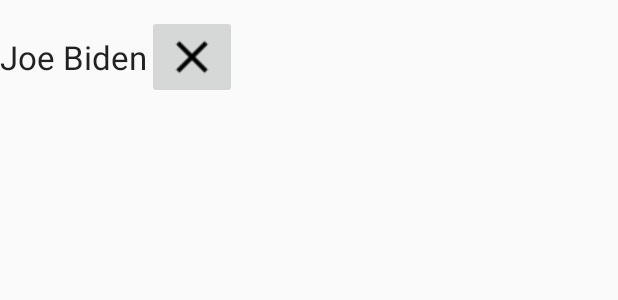
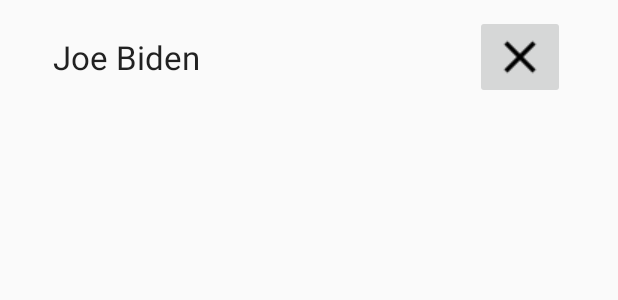
Before and after one commit to hatim-khan/budget-buddy, an Android app: the layout activity_edit_group_row_content.xml on its own in the app's theme, with its tools: preview values and no code run, on a phone screen of 412 x 824 dp. Shown: the top 300 px of the screen. Run offline under Robolectric (Android 15) with nearby library versions, the phone set to English and light mode, and no system bars.

Commit message:
added scroll to overview fragment, icons to sidebar menu, fixed layout for edit group page

```diff
--- a/Android/BudgetBuddy/app/src/main/res/layout/activity_edit_group_row_content.xml
+++ b/Android/BudgetBuddy/app/src/main/res/layout/activity_edit_group_row_content.xml
@@ -8,16 +8,23 @@
 
     <TextView
         android:id="@+id/username"
-        android:layout_width="wrap_content"
+        android:layout_width="0dp"
         android:layout_height="wrap_content"
-        android:layout_gravity="center_vertical"
+        android:layout_weight="1"
+        android:gravity="left"
+        android:layout_marginStart="35dp"
+        android:layout_gravity="center"
         android:text="Joe Biden"
         android:textAppearance="@style/TextAppearance.AppCompat.Large" />
+
     <ImageButton
         android:id="@+id/x_button"
         android:layout_width="wrap_content"
         android:layout_height="wrap_content"
-        android:layout_gravity="center_vertical"
-        android:src="@drawable/clear"/>
+        android:gravity="right"
+        android:src="@drawable/clear"
+        android:layout_gravity="right"
+        android:layout_marginEnd="35dp"/>
+
 
 </LinearLayout>
```
Also changed, not shown: Android/BudgetBuddy/app/src/main/java/area51/budgetbuddy/MainActivity.java (+4 -4 lines), Android/BudgetBuddy/app/src/main/res/layout/fragment_overview.xml (+10 -0 lines), Android/BudgetBuddy/app/src/main/res/drawable/ic_account_box_black_24dp.png (added), Android/BudgetBuddy/app/src/main/res/drawable/ic_arrow_back_black_24dp.png (added), Android/BudgetBuddy/app/src/main/res/drawable/ic_email_black_24dp.png (added), Android/BudgetBuddy/app/src/main/res/drawable/ic_group_black_24dp.png (added), 1 other file.
